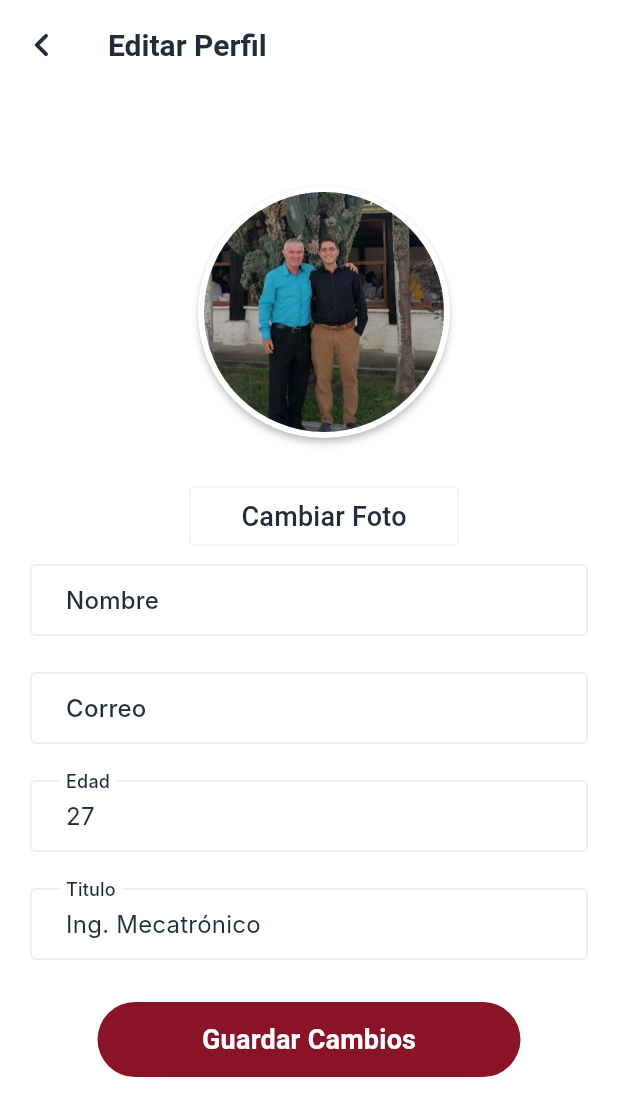
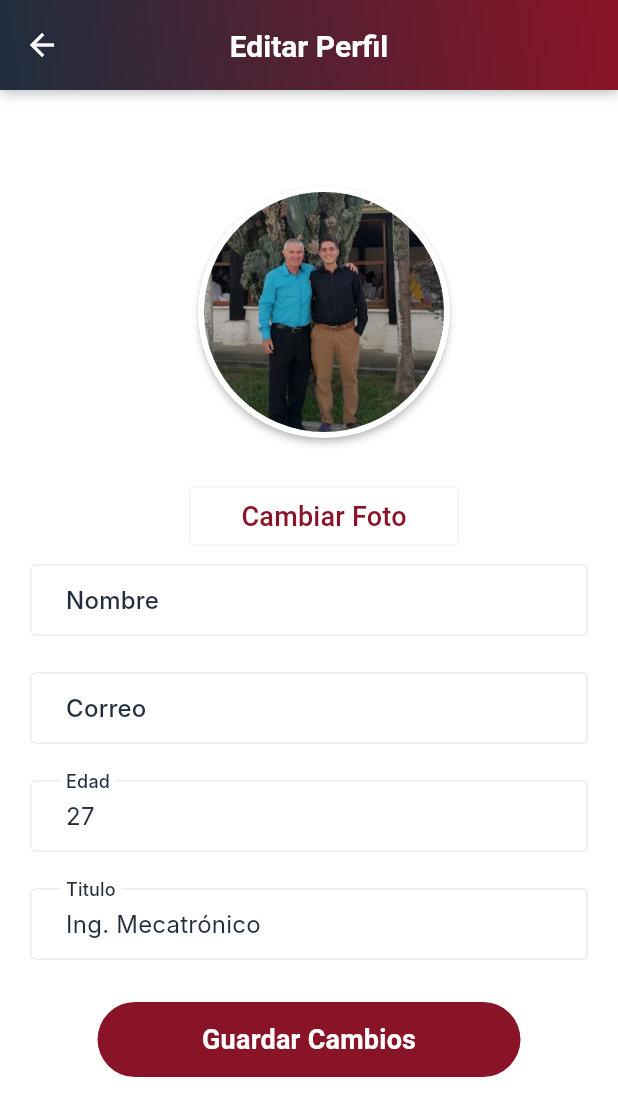
Before and after one commit to CristianHoyosVelandia/BeEnergy, a Flutter app: the EditarPerfilScreen screen opened directly with empty values, on a phone screen of 412 x 824 dp. Shown: the top 1116 px of the screen. Run offline on Flutter 3.47's test engine with Material 3 defaults, Android fonts, the light colour scheme and no system bars; our stand-ins replace another_flushbar, auto_size_text, dio, fl_chart, flutter_dotenv, flutter_map and 7 more; missing offline and left inert: bloc_provider; accounts and stored records are empty; Roboto replaces fonts that are missing (Inter, Manrope).

Commit message:
Fix: update ui/ux from general screens

```diff
--- a/lib/screens/main_screens/miCuenta/EditarPerfil.dart
+++ b/lib/screens/main_screens/miCuenta/EditarPerfil.dart
@@ -10,9 +10,7 @@ import '../../../models/my_user.dart';
 
 class EditarPerfilScreen extends StatefulWidget {
   final MyUser myUser;
-
   const EditarPerfilScreen({super.key, required this.myUser});
-
   @override
   State<EditarPerfilScreen> createState() => _EditarPerfilScreenState();
 }
@@ -28,6 +26,38 @@ class _EditarPerfilScreenState extends State<EditarPerfilScreen> {
 
 
   bool val= false;
+
+  PreferredSizeWidget _buildAppBar() {
+    return AppBar(
+      elevation: 0.0,
+      flexibleSpace: Container(
+        decoration: BoxDecoration(
+          boxShadow: const [
+            BoxShadow(
+              blurRadius: 6,
+              color: Color(0x4B1A1F24),
+              offset: Offset(0, 2),
+            )
+          ],
+          gradient: Metodos.gradientClasic(context),
+        ),
+      ),
+      backgroundColor: Colors.transparent,
+      leading: IconButton(
+        icon: const Icon(Icons.arrow_back, color: Colors.white),
+        onPressed: () => Navigator.of(context).pop(),
+      ),
+      title: const Text(
+        'Editar Perfil',
+        style: TextStyle(
+          color: Colors.white,
+          fontSize: 20,
+          fontWeight: FontWeight.bold,
+        ),
+      ),
+      centerTitle: true,
+    );
+  }
 
   Widget _contenPrincipalCard(){
     return Column(
@@ -106,6 +136,7 @@ class _EditarPerfilScreenState extends State<EditarPerfilScreen> {
             "Cambiar Foto",
             style: context.textStyles.titleMedium?.copyWith(
               fontWeight: AppTokens.fontWeightMedium,
+              color: AppTokens.primaryRed
             ),
           ),
         ),
@@ -246,34 +277,6 @@ class _EditarPerfilScreenState extends State<EditarPerfilScreen> {
     );
   }
 
-  PreferredSizeWidget _appbarEditarPerfil() {
-    return AppBar(
-      backgroundColor: context.colors.surface,
-      automaticallyImplyLeading: false,
-      leading: InkWell(
-        splashColor: Colors.transparent,
-        focusColor: Colors.transparent,
-        hoverColor: Colors.transparent,
-        highlightColor: Colors.transparent,
-        onTap: () async {
-          context.pop();
-        },
-        child: Icon(
-          Icons.chevron_left_rounded,
-          color: context.colors.onSurface,
-          size: 32,
-        ),
-      ),
-      title: Text(
-        "Editar Perfil",
-        style: context.textStyles.titleLarge?.copyWith(
-          fontWeight: AppTokens.fontWeightSemiBold,
-        ),
-      ),
-      centerTitle: false,
-      elevation: 0,
-    );
-  }
   @override
   Widget build(BuildContext context) {
     _email.text  = widget.myUser.correo ?? "";
@@ -282,7 +285,7 @@ class _EditarPerfilScreenState extends State<EditarPerfilScreen> {
     _edad.text   = "27";
 
     return Scaffold(
-      appBar: _appbarEditarPerfil(),
+      appBar: _buildAppBar(),
       backgroundColor: context.colors.surface,
       body: _body(),
     );
--- a/lib/screens/main_screens/miCuenta/cambiarClave.dart
+++ b/lib/screens/main_screens/miCuenta/cambiarClave.dart
@@ -10,9 +10,7 @@ import '../../../models/my_user.dart';
 
 class CambiarClavePerfilScreen extends StatefulWidget {
   final MyUser myUser;
-
   const CambiarClavePerfilScreen({super.key, required this.myUser});
-
   @override
   State<CambiarClavePerfilScreen> createState() => _CambiarClavePerfilScreenState();
 }
```
